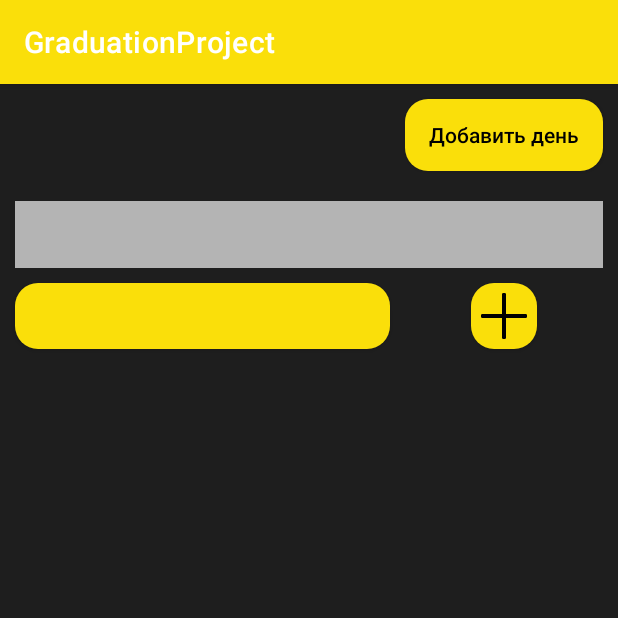
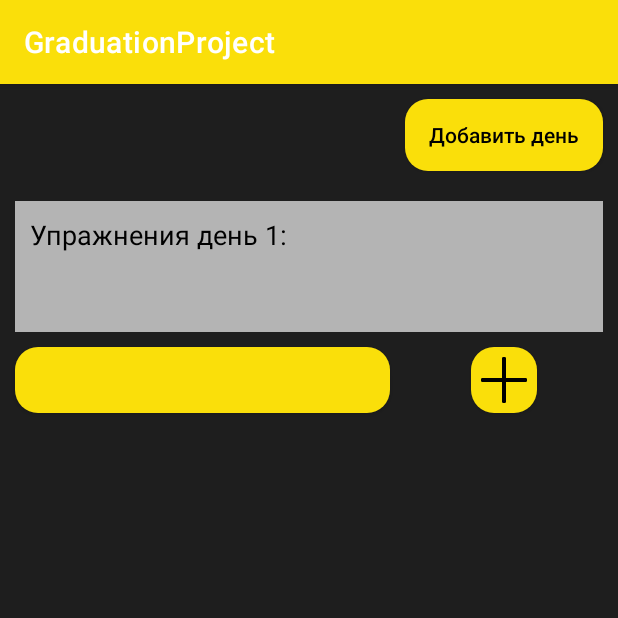
Before and after one commit to alexeyTupikin/Diplom, an Android app: the CreateWorkoutPlan screen opened directly, with no data from a screen before it, on a phone screen of 412 x 824 dp, the top half of it. Run offline under Robolectric (Android 15) with nearby library versions, the light colour scheme and no system bars; our stand-ins replace Firebase (no records; nobody signed in at launch, a user with empty details on screens opened directly).

Commit message:
Version 29/05/2023 v1.1

```diff
--- a/app/src/main/res/layout/activity_create_workout_plan.xml
+++ b/app/src/main/res/layout/activity_create_workout_plan.xml
@@ -16,7 +16,7 @@
         android:layout_marginStart="10dp"
         android:layout_marginTop="20dp"
         android:layout_marginEnd="10dp"
-
+        android:text="Упражнения день 1:\n\n"
         android:background="@color/edit_text_background"
         android:backgroundTint="@color/hint_color"
         android:backgroundTintMode="add"
```
